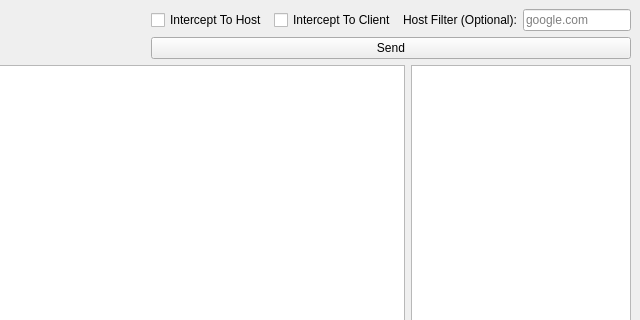
Qt form src/mainwindow.ui (Guy293/GITM) before a commit; both pictures show x 251 to 891 and y 0 to 320 of the 891 by 624 pixel window.
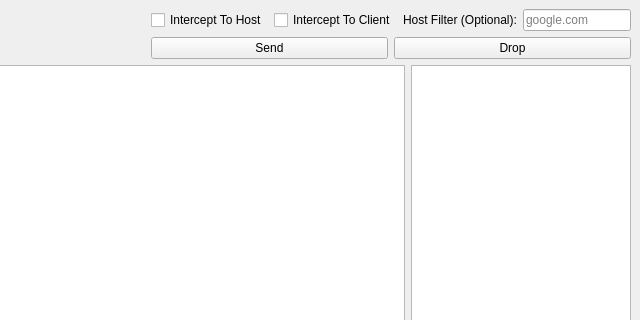
The same form after that commit.

Commit message: Implement drop session button

```diff
--- a/src/mainwindow.ui
+++ b/src/mainwindow.ui
@@ -103,11 +103,22 @@
          </layout>
         </item>
         <item>
+         <layout class="QHBoxLayout" name="horizontalLayout_5">
+          <item>
          <widget class="QPushButton" name="sendButton">
           <property name="text">
            <string>Send</string>
           </property>
          </widget>
+          </item>
+          <item>
+           <widget class="QPushButton" name="dropButton">
+            <property name="text">
+             <string>Drop</string>
+            </property>
+           </widget>
+          </item>
+         </layout>
         </item>
        </layout>
       </item>
```
Lines whose indentation alone changed are shown as unchanged. The commit also changes 3 other files.
